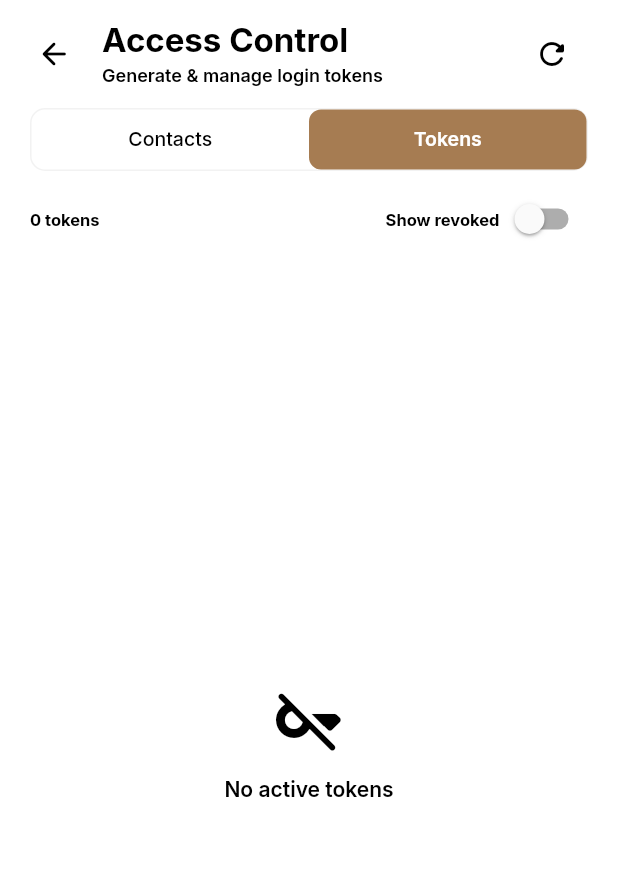
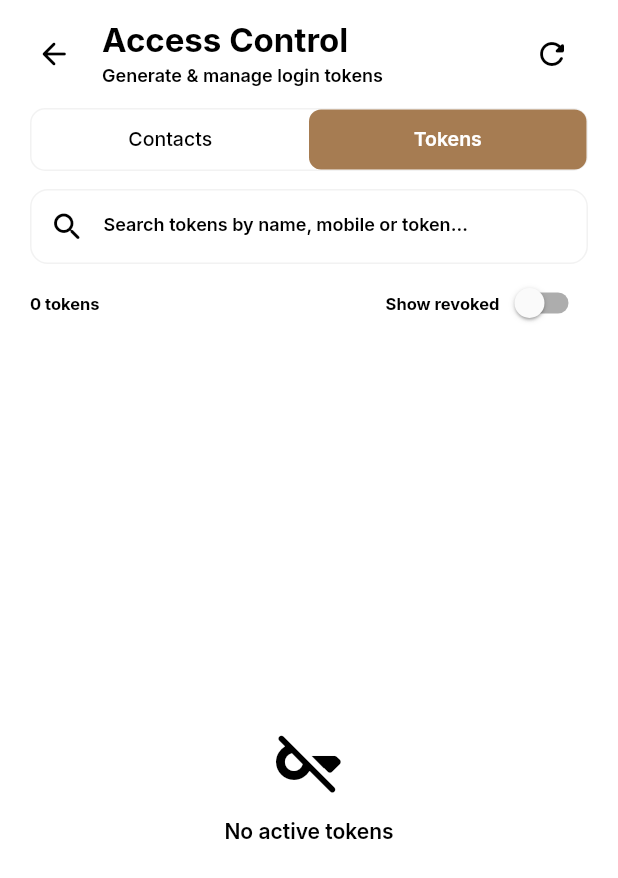
Before and after one commit to dilipkn007/autodialer, a Flutter app: the AccessWidget screen opened by its route, tab 2 chosen, on a phone screen of 412 x 824 dp. Shown: the top 878 px of the screen. Run offline on Flutter 3.47's test engine with Material 3 defaults, Android fonts, the phone set to English and light mode, and no system bars; our stand-ins replace auto_size_text, csv, dropdown_button2, file_picker, fl_chart, flutter_markdown and 12 more; missing offline and left inert: flutter_overlay_window, flutter_phone_direct_caller, json_path, markdown, openai_dart, phone_state; accounts and stored records are empty.

Commit message:
feat: add token search functionality, filter empty chat messages, and update AI model configuration

```diff
--- a/lib/access/access_widget.dart
+++ b/lib/access/access_widget.dart
@@ -45,6 +45,8 @@ class _AccessWidgetState extends State<AccessWidget>
   bool _tokensLoading = true;
   bool _showRevoked = false;
   final Set<String> _revokingIds = {};
+  String _tokenSearchQuery = '';
+  final TextEditingController _tokenSearchController = TextEditingController();
 
   @override
   void initState() {
@@ -62,6 +64,12 @@ class _AccessWidgetState extends State<AccessWidget>
       setState(() {});
     });
 
+    _tokenSearchController.addListener(() {
+      setState(() {
+        _tokenSearchQuery = _tokenSearchController.text;
+      });
+    });
+
     _loadContacts();
     _loadTokens();
   }
@@ -70,6 +78,7 @@ class _AccessWidgetState extends State<AccessWidget>
   void dispose() {
     _searchDebounce?.cancel();
     _searchController.dispose();
+    _tokenSearchController.dispose();
     _tabController.dispose();
     _model.dispose();
     super.dispose();
@@ -573,8 +582,58 @@ class _AccessWidgetState extends State<AccessWidget>
         ? _tokens
         : _tokens.where((t) => t['revoked'] != true).toList();
 
+    final q = _tokenSearchQuery.trim().toLowerCase();
+    final searchedTokens = q.isEmpty
+        ? visibleTokens
+        : visibleTokens.where((t) {
+            final contactInfo = t['contact'] as Map<String, dynamic>? ?? {};
+            final name = (contactInfo['name'] as String? ?? '').toLowerCase();
+            final mobile = (t['mobile_number'] as String? ?? '').toLowerCase();
+            final tokenVal = (t['token'] as String? ?? '').toLowerCase();
+            return name.contains(q) || mobile.contains(q) || tokenVal.contains(q);
+          }).toList();
+
     return Column(
       children: [
+        // Search
+        Padding(
+          padding: const EdgeInsets.symmetric(horizontal: 20),
+          child: Container(
+            decoration: BoxDecoration(
+              color: theme.secondaryBackground,
+              borderRadius: BorderRadius.circular(12),
+              border: Border.all(color: theme.alternate),
+            ),
+            child: TextField(
+              controller: _tokenSearchController,
+              style: theme.bodyMedium,
+              decoration: InputDecoration(
+                hintText: 'Search tokens by name, mobile or token…',
+                hintStyle: theme.labelMedium,
+                prefixIcon:
+                    Icon(Icons.search_rounded, color: theme.secondaryText),
+                suffixIcon: _tokenSearchQuery.isNotEmpty
+                    ? GestureDetector(
+                        onTap: () {
+                          _tokenSearchController.clear();
+                          setState(() {
+                            _tokenSearchQuery = '';
+                          });
+                        },
+                        child: Icon(Icons.close_rounded,
+                            color: theme.secondaryText, size: 18),
+                      )
+                    : null,
+                border: InputBorder.none,
+                contentPadding:
+                    const EdgeInsets.symmetric(vertical: 14, horizontal: 4),
+              ),
+            ),
+          ),
+        ),
+
+        const SizedBox(height: 6),
+
         // Filter row
         Padding(
           padding: const EdgeInsets.symmetric(horizontal: 20, vertical: 0),
@@ -583,7 +642,7 @@ class _AccessWidgetState extends State<AccessWidget>
               Text(
                 _tokensLoading
                     ? ''
-                    : '${visibleTokens.length} token${visibleTokens.length == 1 ? '' : 's'}',
+                    : '${searchedTokens.length} token${searchedTokens.length == 1 ? '' : 's'}',
                 style: theme.labelSmall,
               ),
               const Spacer(),
@@ -593,7 +652,7 @@ class _AccessWidgetState extends State<AccessWidget>
                   Switch(
                     value: _showRevoked,
                     onChanged: (v) => setState(() => _showRevoked = v),
-                  activeThumbColor: theme.primary,
+                    activeThumbColor: theme.primary,
                     materialTapTargetSize: MaterialTapTargetSize.shrinkWrap,
                   ),
                 ],
@@ -605,17 +664,17 @@ class _AccessWidgetState extends State<AccessWidget>
         Expanded(
           child: _tokensLoading
               ? Center(child: CircularProgressIndicator(color: theme.primary))
-              : visibleTokens.isEmpty
+              : searchedTokens.isEmpty
                   ? _emptyState(
                       Icons.key_off_rounded,
                       _showRevoked ? 'No tokens yet' : 'No active tokens',
                     )
                   : ListView.separated(
                       padding: const EdgeInsets.fromLTRB(20, 0, 20, 24),
-                      itemCount: visibleTokens.length,
+                      itemCount: searchedTokens.length,
                       separatorBuilder: (_, __) => const SizedBox(height: 10),
                       itemBuilder: (context, index) {
-                        final token = visibleTokens[index];
+                        final token = searchedTokens[index];
                         return _TokenCard(
                           token: token,
                           isRevoking: _revokingIds.contains(token['id']),
--- a/lib/services/ai_assistant_service.dart
+++ b/lib/services/ai_assistant_service.dart
@@ -13,7 +13,7 @@ import 'package:shared_preferences/shared_preferences.dart';
 /// Maximum live history turns before compaction kicks in.
 const int _kHistoryLimit = 20;
 
-String _kOpenRouterModel = 'openai/gpt-oss-120b:free';
+String _kOpenRouterModel = 'openrouter/free';
 
 const _kSchema = '''
 TABLE: contact
@@ -388,7 +388,7 @@ class AiAssistantService {
   static final AiAssistantService instance = AiAssistantService._();
 
   List<Map<String, String>> _freeModels = [
-    {'id': 'openai/gpt-oss-120b:free', 'name': 'GPT OSS 120B (Free)'},
+    {'id': 'openrouter/free', 'name': 'Auto Free Model'},
   ];
 
   List<Map<String, String>> get freeModels => _freeModels;
```
Also changed, not shown: lib/ai_assistant/ai_assistant_widget.dart (+9 -4 lines).
